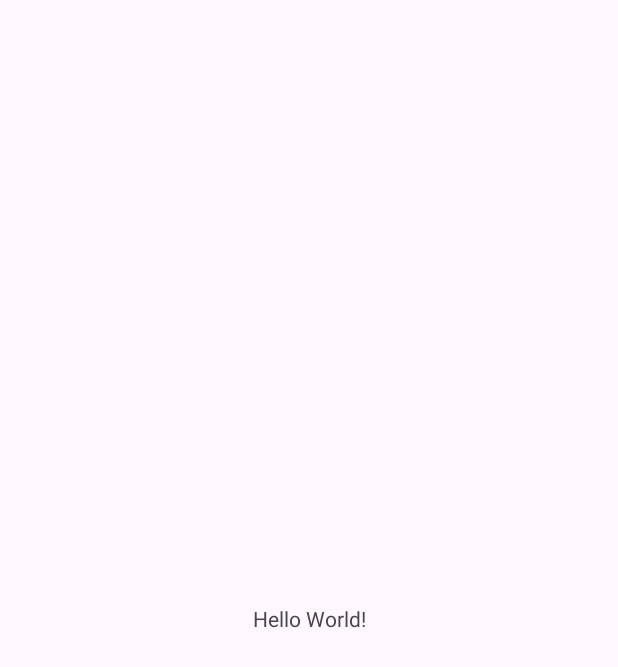
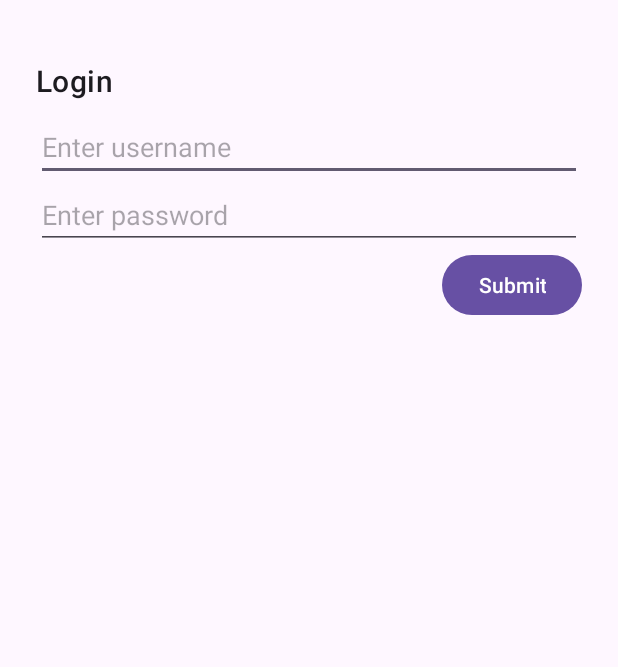
Before and after one commit to yoanadl/Expiry-Tracker, an Android app: the screen it shows after launch (MainActivity), on a phone screen of 412 x 824 dp. Before the commit the part shown is almost empty. Shown: the top 667 px of the screen. Run offline under Robolectric (Android 15) with nearby library versions, the light colour scheme and no system bars.

Commit message:
viewnya udah bener

```diff
--- a/app/src/main/AndroidManifest.xml
+++ b/app/src/main/AndroidManifest.xml
@@ -20,6 +20,9 @@
 
                 <category android:name="android.intent.category.LAUNCHER" />
             </intent-filter>
+
+
+
         </activity>
     </application>
 
--- a/app/src/main/java/com/example/expiry_tracker/Config/Config.java
+++ b/app/src/main/java/com/example/expiry_tracker/Config/Config.java
@@ -8,7 +8,7 @@ import java.sql.SQLException;
 // Database Connector
 public class Config {
     // Database url, user and password
-    String DB_URL = "jdbc:mysql://localhost:3306/buddies";
+    String DB_URL = "jdbc:mysql://localhost:3306/expirytracker]]";
     String DB_USER = "root";
     String DB_PASSWORD = "";
 
--- a/app/src/main/java/com/example/expiry_tracker/MainActivity.java
+++ b/app/src/main/java/com/example/expiry_tracker/MainActivity.java
@@ -21,6 +21,7 @@ public class MainActivity extends AppCompatActivity {
             v.setPadding(systemBars.left, systemBars.top, systemBars.right, systemBars.bottom);
             return insets;
         });
+
     }
 
     public void login(View v){
--- a/app/src/main/res/layout/activity_login.xml
+++ b/app/src/main/res/layout/activity_login.xml
@@ -1,5 +1,3 @@
-<?xml version="1.0" encoding="utf-8"?>
-
 <?xml version="1.0" encoding="utf-8"?>
 <!--ViewGroup1-->
 <LinearLayout
@@ -12,7 +10,6 @@
     android:orientation="vertical"
     android:padding="24dp"
     tools:context=".MainActivity">
-
     <!--TextView2 widget inside ViewGroup1-->
     <TextView
         style="@style/TextAppearance.MaterialComponents.Headline6"
--- a/app/src/main/res/layout/activity_main.xml
+++ b/app/src/main/res/layout/activity_main.xml
@@ -7,13 +7,72 @@
     android:layout_height="match_parent"
     tools:context=".MainActivity">
 
-    <TextView
-        android:layout_width="wrap_content"
-        android:layout_height="wrap_content"
-        android:text="Hello World!"
-        app:layout_constraintBottom_toBottomOf="parent"
-        app:layout_constraintEnd_toEndOf="parent"
-        app:layout_constraintStart_toStartOf="parent"
-        app:layout_constraintTop_toTopOf="parent" />
+<!--    <TextView-->
+<!--        android:layout_width="87dp"-->
+<!--        android:layout_height="23dp"-->
+<!--        android:layout_marginTop="344dp"-->
+<!--        android:text="Hello World!"-->
+<!--        app:layout_constraintEnd_toEndOf="parent"-->
+<!--        app:layout_constraintStart_toStartOf="parent"-->
+<!--        app:layout_constraintTop_toTopOf="parent" />-->
+
+    <!--ViewGroup1-->
+    <LinearLayout
+        xmlns:android="http://schemas.android.com/apk/res/android"
+        xmlns:app="http://schemas.android.com/apk/res-auto"
+        xmlns:tools="http://schemas.android.com/tools"
+        android:layout_width="match_parent"
+        android:layout_height="match_parent"
+        android:clipToPadding="false"
+        android:orientation="vertical"
+        android:padding="24dp"
+        tools:context=".MainActivity">
+        <!--TextView2 widget inside ViewGroup1-->
+        <TextView
+            style="@style/TextAppearance.MaterialComponents.Headline6"
+            android:layout_width="wrap_content"
+            android:layout_height="wrap_content"
+            android:layout_marginTop="16dp"
+            android:text="Login"
+            app:layout_constraintBottom_toBottomOf="parent"
+            app:layout_constraintLeft_toLeftOf="parent"
+            app:layout_constraintRight_toRightOf="parent"
+            app:layout_constraintTop_toTopOf="parent" />
+
+        <!--ViewGroup2-->
+        <RelativeLayout
+            android:layout_width="match_parent"
+            android:layout_height="wrap_content"
+            android:layout_marginTop="8dp"
+            android:clipToPadding="false">
+
+            <!--EditText1 widget inside ViewGroup2-->
+            <EditText
+                android:id="@+id/editText1"
+                android:layout_width="match_parent"
+                android:layout_height="wrap_content"
+                android:hint="Enter username" />
+
+            <!--EditText2 widget inside ViewGroup2-->
+            <EditText
+                android:id="@+id/editText2"
+                android:layout_width="match_parent"
+                android:layout_height="wrap_content"
+                android:layout_below="@id/editText1"
+                android:hint="Enter password" />
+
+            <!--Button widget inside ViewGroup2-->
+            <Button
+                android:onClick="login"
+                android:layout_width="wrap_content"
+                android:layout_height="wrap_content"
+                android:layout_below="@id/editText2"
+                android:layout_alignParentEnd="true"
+                android:text="Submit" />
+
+        </RelativeLayout><!--End of ViewGroup2-->
+
+    </LinearLayout><!--End of ViewGroup1-->
+
 
 </androidx.constraintlayout.widget.ConstraintLayout>
```
Also changed, not shown: app/src/main/res/xml/backup_rules.xml (+1 -11 lines), app/src/main/res/xml/data_extraction_rules.xml (+1 -15 lines).
